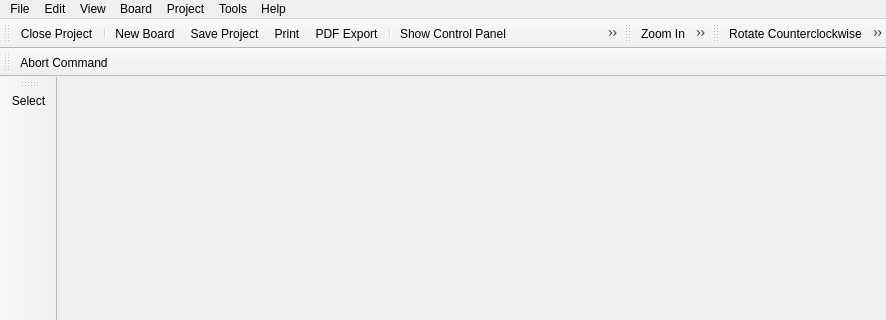
LibrePCB/LibrePCB, file src/project/boards/boardeditor.ui: the form before one commit; both pictures show x 0 to 886 and y 0 to 320 of the 886 by 514 pixel window.
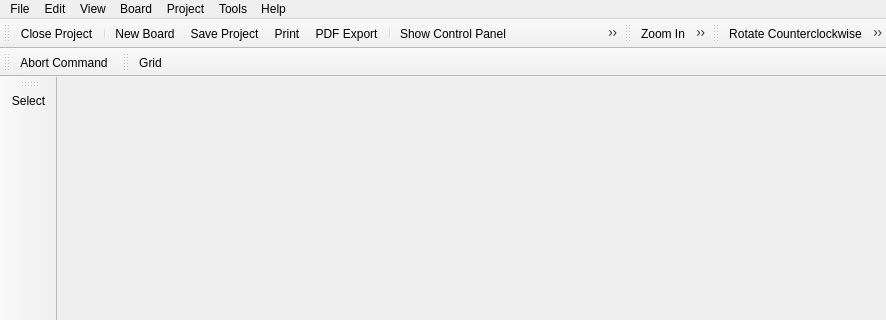
The form after the commit. Icons and pictures are not drawn.

Patch:
```diff
--- a/src/project/boards/boardeditor.ui
+++ b/src/project/boards/boardeditor.ui
@@ -206,6 +206,18 @@
    </attribute>
    <addaction name="actionCommandAbort"/>
   </widget>
+  <widget class="QToolBar" name="viewToolbar">
+   <property name="windowTitle">
+    <string>toolBar</string>
+   </property>
+   <attribute name="toolBarArea">
+    <enum>TopToolBarArea</enum>
+   </attribute>
+   <attribute name="toolBarBreak">
+    <bool>false</bool>
+   </attribute>
+   <addaction name="actionGrid"/>
+  </widget>
   <action name="actionProjectSave">
    <property name="icon">
     <iconset resource="../../../img/images.qrc">
```
